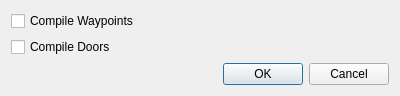
Qt form game_editor/dialogsavemap.ui (Plaristote/fallout-equestria) before a commit.
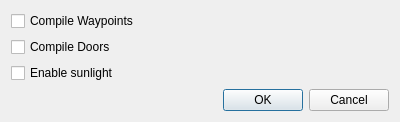
The same form after that commit.

Commit message: + Missing new version of save map dialog for game editor

```diff
--- a/game_editor/dialogsavemap.ui
+++ b/game_editor/dialogsavemap.ui
@@ -28,6 +28,13 @@
      </property>
     </widget>
    </item>
+   <item>
+    <widget class="QCheckBox" name="enableSunlight">
+     <property name="text">
+      <string>Enable sunlight</string>
+     </property>
+    </widget>
+   </item>
    <item>
     <widget class="QDialogButtonBox" name="buttonBox">
      <property name="orientation">
```
